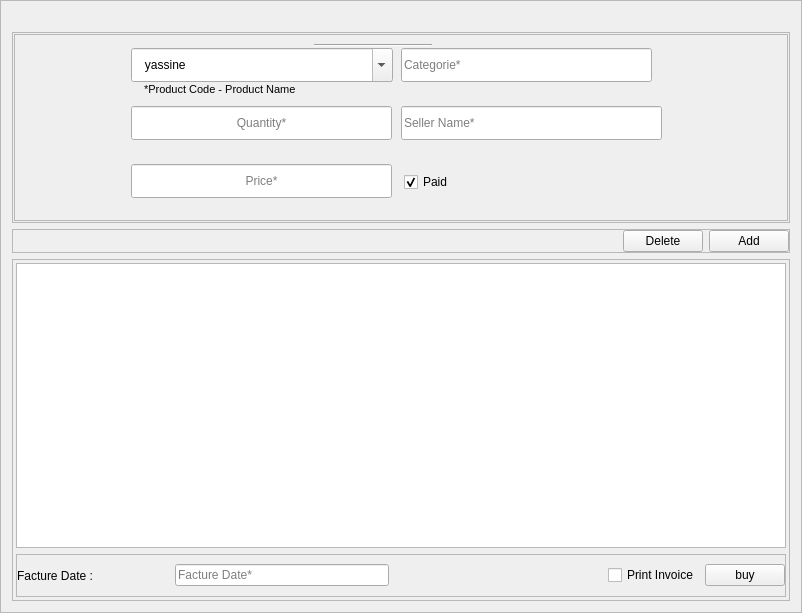
Qt form src/ui/buy.ui (YassineBaghdadi/PARA-ELECTRO) before a commit.
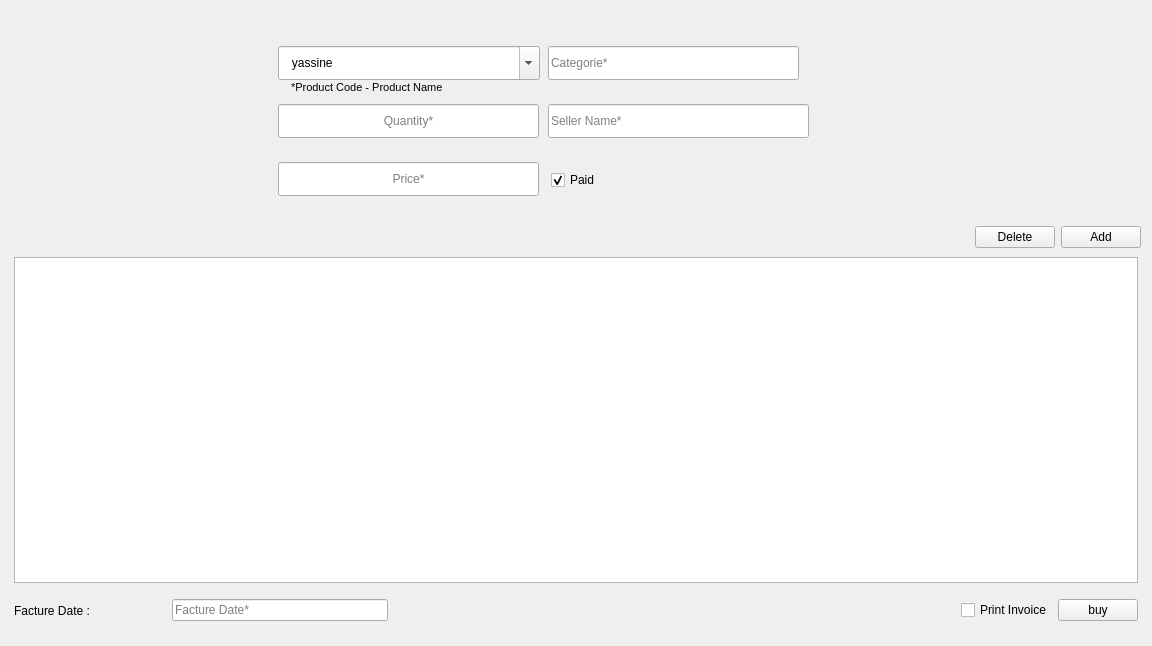
The same form after that commit.

The edit to the form file:
```diff
--- a/src/ui/buy.ui
+++ b/src/ui/buy.ui
@@ -6,8 +6,8 @@
    <rect>
     <x>0</x>
     <y>0</y>
-    <width>802</width>
-    <height>613</height>
+    <width>1152</width>
+    <height>646</height>
    </rect>
   </property>
   <property name="windowTitle">
@@ -17,10 +17,10 @@
    <string notr="true"/>
   </property>
   <property name="frameShape">
-   <enum>QFrame::StyledPanel</enum>
+   <enum>QFrame::NoFrame</enum>
   </property>
   <property name="lineWidth">
-   <number>1</number>
+   <number>0</number>
   </property>
   <property name="midLineWidth">
    <number>0</number>
@@ -50,7 +50,7 @@
         </size>
        </property>
        <property name="frameShape">
-        <enum>QFrame::StyledPanel</enum>
+        <enum>QFrame::NoFrame</enum>
        </property>
        <property name="frameShadow">
         <enum>QFrame::Raised</enum>
@@ -85,7 +85,7 @@
              </size>
             </property>
             <property name="frameShape">
-             <enum>QFrame::StyledPanel</enum>
+             <enum>QFrame::NoFrame</enum>
             </property>
             <property name="frameShadow">
              <enum>QFrame::Raised</enum>
@@ -173,19 +173,6 @@
               <bool>false</bool>
              </property>
             </widget>
-            <widget class="Line" name="line">
-             <property name="geometry">
-              <rect>
-               <x>300</x>
-               <y>10</y>
-               <width>118</width>
-               <height>3</height>
-              </rect>
-             </property>
-             <property name="orientation">
-              <enum>Qt::Horizontal</enum>
-             </property>
-            </widget>
             <widget class="QLineEdit" name="categorie_">
              <property name="geometry">
               <rect>
@@ -282,7 +269,7 @@
         </size>
        </property>
        <property name="frameShape">
-        <enum>QFrame::StyledPanel</enum>
+        <enum>QFrame::NoFrame</enum>
        </property>
        <property name="frameShadow">
         <enum>QFrame::Raised</enum>
@@ -337,7 +324,7 @@
      <item>
       <widget class="QFrame" name="frame_3">
        <property name="frameShape">
-        <enum>QFrame::StyledPanel</enum>
+        <enum>QFrame::NoFrame</enum>
        </property>
        <property name="frameShadow">
         <enum>QFrame::Raised</enum>
@@ -384,7 +371,7 @@
            </size>
           </property>
           <property name="frameShape">
-           <enum>QFrame::StyledPanel</enum>
+           <enum>QFrame::NoFrame</enum>
           </property>
           <property name="frameShadow">
            <enum>QFrame::Raised</enum>
```
Left out of the diff: 3 changed lines with no effect on the pictures.
